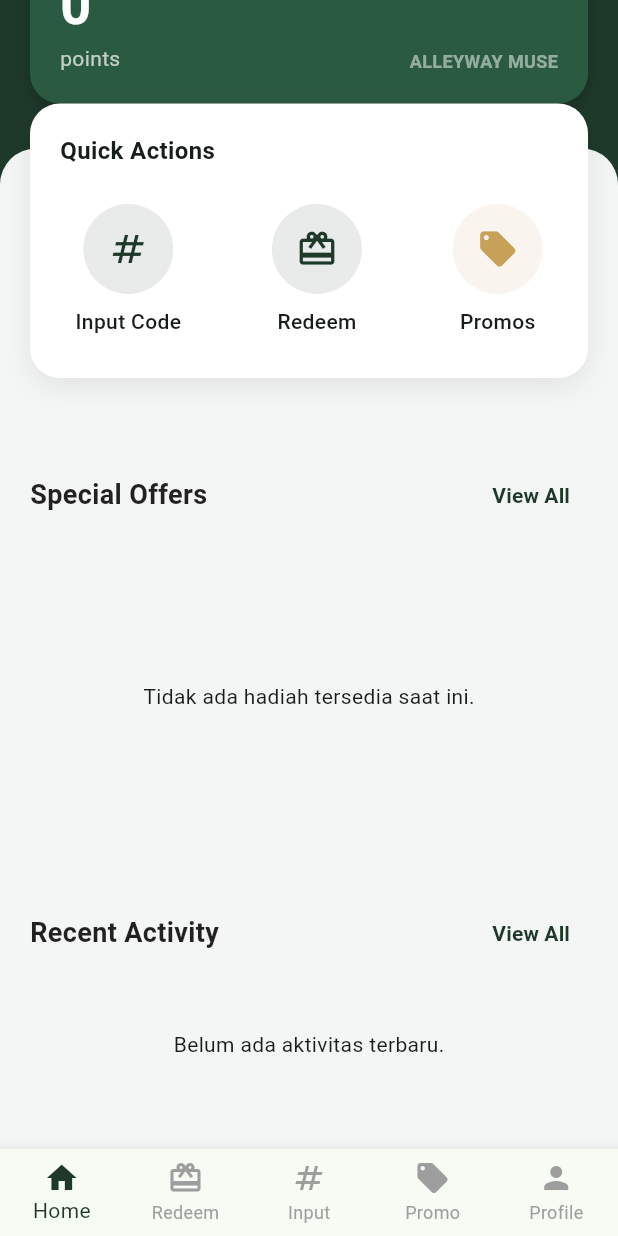
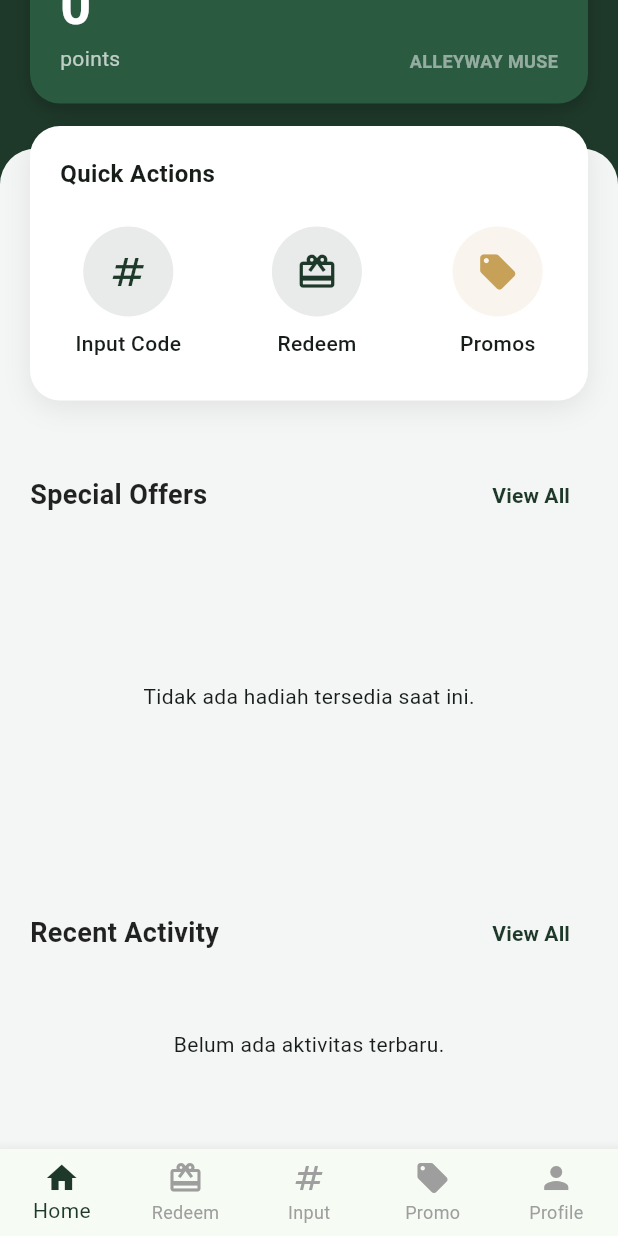
Before and after one commit to tndwyntlnt/alleyway, a Flutter app: the HomeScreen screen opened directly, scrolled down 294 dp, on a phone screen of 412 x 824 dp. Run offline on Flutter 3.47's test engine with Material 3 defaults, Android fonts, the phone set to English and light mode, and no system bars; our stand-ins replace cached_network_image, flutter_secure_storage; accounts and stored records are empty; network calls fail; Roboto replaces fonts that are missing (Poppins).

Commit message:
memberikan jarak pada container quick actions dan container jumlah poin

```diff
--- a/lib/widgets/quick_actions.dart
+++ b/lib/widgets/quick_actions.dart
@@ -6,8 +6,7 @@ class QuickActions extends StatelessWidget {
   @override
   Widget build(BuildContext context) {
     return Container(
-      // Ini adalah card putih yang sedikit "naik" ke atas
-      transform: Matrix4.translationValues(0.0, -30.0, 0.0),
+      transform: Matrix4.translationValues(0.0, -15.0, 0.0),
       margin: EdgeInsets.symmetric(horizontal: 20),
       padding: EdgeInsets.symmetric(vertical: 20),
       decoration: BoxDecoration(
@@ -39,9 +38,9 @@ class QuickActions extends StatelessWidget {
                 context,
                 Icons.numbers,
                 "Input Code",
-                Color(0xFF1E392A), // Warna Ikon (Hijau)
+                Color(0xFF1E392A),
                 () {
-                  // Panggil api/redeem-code di sini
+                  // Panggil api/redeem-code
                 },
               ),
               _buildActionItem(
@@ -50,14 +49,14 @@ class QuickActions extends StatelessWidget {
                 "Redeem",
                 Color(0xFF1E392A),
                 () {
-                  // Panggil api/rewards di sini
+                  // Panggil api/rewards
                 },
               ),
               _buildActionItem(
                 context,
                 Icons.local_offer,
                 "Promos",
-                Color(0xFFC7A158), // Warna Ikon (Emas)
+                Color(0xFFC7A158),
                 () {
                   // Navigasi ke halaman promo
                 },
@@ -80,7 +79,7 @@ class QuickActions extends StatelessWidget {
             Container(
               padding: EdgeInsets.all(16),
               decoration: BoxDecoration(
-                color: iconColor.withOpacity(0.1), // Background ikon
+                color: iconColor.withOpacity(0.1),
                 shape: BoxShape.circle,
               ),
               child: Icon(icon, color: iconColor, size: 28),
```
